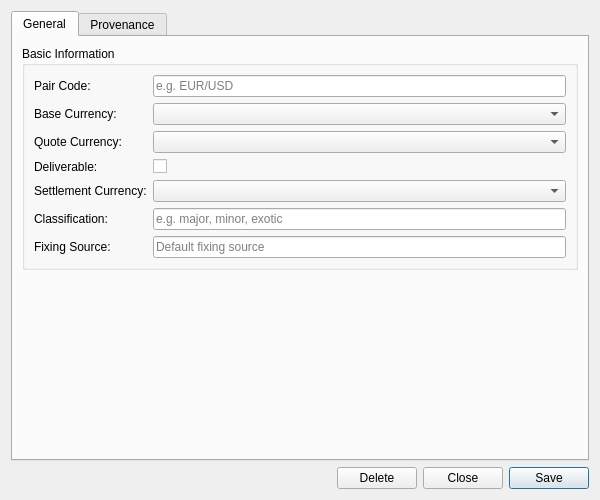
Before: the Qt Designer form projects/ores.qt/refdata/ui/CurrencyPairDetailDialog.ui in OreStudio/OreStudio, drawn with Qt 5.
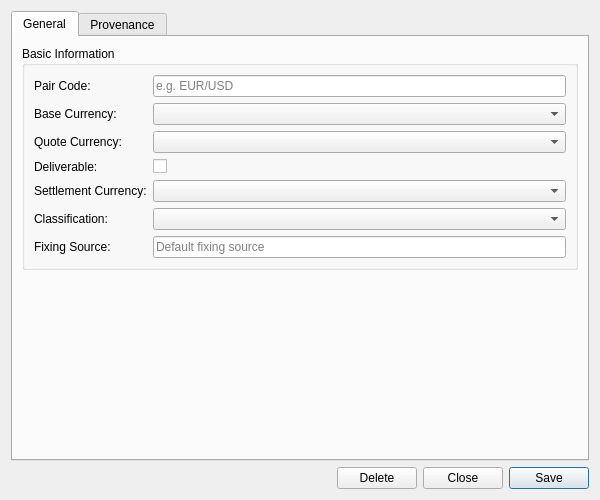
After: the same form once the commit is applied. Custom widgets are drawn as their Qt base class.

The edit to the form file:
```diff
--- a/projects/ores.qt/refdata/ui/CurrencyPairDetailDialog.ui
+++ b/projects/ores.qt/refdata/ui/CurrencyPairDetailDialog.ui
@@ -119,9 +119,9 @@
            </widget>
           </item>
           <item row="5" column="1">
-           <widget class="QLineEdit" name="classificationEdit">
-            <property name="placeholderText">
-             <string>e.g. major, minor, exotic</string>
+           <widget class="QComboBox" name="classificationCombo">
+            <property name="insertPolicy">
+             <enum>QComboBox::NoInsert</enum>
             </property>
            </widget>
           </item>
```
